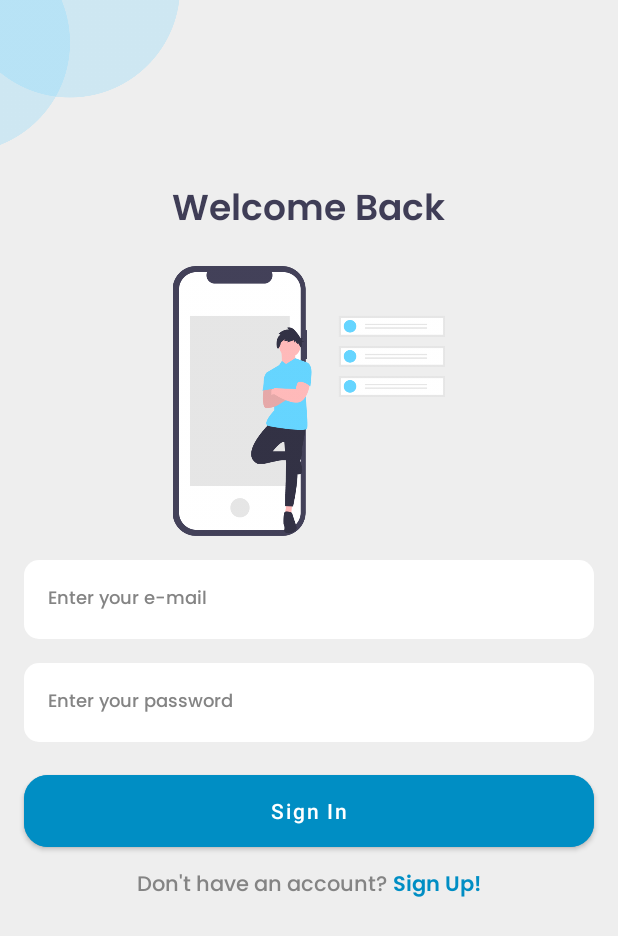
After one commit to HariAgus/StoryApp1-Submission, an Android app: the LoginActivity screen opened directly, with no data from a screen before it, on a phone screen of 412 x 824 dp. The commit adds this screen. Shown: the top 936 px of the screen. Run offline under Robolectric (Android 15) with nearby library versions, the phone set to English and light mode, and no system bars.

Commit message:
Create login screen and item list story

```diff
--- a/app/src/main/AndroidManifest.xml
+++ b/app/src/main/AndroidManifest.xml
@@ -14,6 +14,9 @@
         android:theme="@style/Theme.StoryApp"
         tools:targetApi="31">
         <activity
+            android:name=".LoginActivity"
+            android:exported="false" />
+        <activity
             android:name=".ui.splash.SplashScreenActivity"
             android:exported="true"
             android:theme="@style/Theme.SplashScreen">
@@ -26,6 +29,7 @@
         <activity
             android:name=".MainActivity"
             android:exported="true" />
+        <activity android:name=".ui.login.LoginActivity" />
     </application>
 
 </manifest>
--- /dev/null
+++ b/app/src/main/java/com/haw/storyapp/ui/login/LoginActivity.kt
@@ -0,0 +1,16 @@
+package com.haw.storyapp.ui.login
+
+import android.os.Bundle
+import androidx.appcompat.app.AppCompatActivity
+import com.haw.storyapp.databinding.ActivityLoginBinding
+
+class LoginActivity : AppCompatActivity() {
+
+    private lateinit var binding: ActivityLoginBinding
+
+    override fun onCreate(savedInstanceState: Bundle?) {
+        super.onCreate(savedInstanceState)
+        binding = ActivityLoginBinding.inflate(layoutInflater)
+        setContentView(binding.root)
+    }
+}
--- a/app/src/main/java/com/haw/storyapp/ui/splash/SplashScreenActivity.kt
+++ b/app/src/main/java/com/haw/storyapp/ui/splash/SplashScreenActivity.kt
@@ -3,8 +3,8 @@ package com.haw.storyapp.ui.splash
 import android.annotation.SuppressLint
 import android.os.Bundle
 import androidx.appcompat.app.AppCompatActivity
-import com.haw.storyapp.MainActivity
 import com.haw.storyapp.databinding.ActivitySplashScreenBinding
+import com.haw.storyapp.ui.login.LoginActivity
 import com.haw.storyapp.utils.startActivity
 
 @SuppressLint("CustomSplashScreen")
@@ -21,7 +21,7 @@ class SplashScreenActivity : AppCompatActivity() {
             alpha = 0F
             animate().setDuration(2000).alpha(1F).withEndAction {
                 binding.tvNameApp.alpha = 1F
-                startActivity<MainActivity>()
+                startActivity<LoginActivity>()
                 overridePendingTransition(android.R.anim.fade_in, android.R.anim.fade_out)
                 finish()
             }
--- /dev/null
+++ b/app/src/main/res/drawable/bg_edit_text_white.xml
@@ -0,0 +1,5 @@
+<shape xmlns:android="http://schemas.android.com/apk/res/android"
+    android:shape="rectangle">
+    <solid android:color="@color/white" />
+    <corners android:radius="10dp" />
+</shape>
--- /dev/null
+++ b/app/src/main/res/layout/activity_login.xml
@@ -0,0 +1,110 @@
+<?xml version="1.0" encoding="utf-8"?>
+<LinearLayout xmlns:android="http://schemas.android.com/apk/res/android"
+    xmlns:app="http://schemas.android.com/apk/res-auto"
+    xmlns:tools="http://schemas.android.com/tools"
+    android:layout_width="match_parent"
+    android:layout_height="match_parent"
+    android:layout_gravity="center"
+    android:background="@color/color_background"
+    android:orientation="vertical"
+    tools:context=".ui.login.LoginActivity">
+
+    <ImageView
+        android:layout_width="@dimen/dimen_220dp"
+        android:layout_height="@dimen/dimen_220dp"
+        android:layout_gravity="top"
+        android:layout_marginStart="-100dp"
+        android:layout_marginTop="-100dp"
+        android:contentDescription="@string/image_shape"
+        android:src="@drawable/shape_bg" />
+
+    <LinearLayout
+        android:layout_width="match_parent"
+        android:layout_height="wrap_content"
+        android:layout_gravity="center"
+        android:gravity="center"
+        android:orientation="vertical">
+
+        <TextView
+            android:layout_width="wrap_content"
+            android:layout_height="wrap_content"
+            android:fontFamily="@font/poppins_semi_bold"
+            android:text="@string/welcome_back"
+            android:textColor="@color/font_color_primary"
+            android:textSize="@dimen/textSize_24sp" />
+
+        <ImageView
+            android:layout_width="wrap_content"
+            android:layout_height="180dp"
+            android:layout_marginTop="@dimen/dimen_16dp"
+            android:src="@drawable/img_login" />
+
+        <EditText
+            android:layout_width="match_parent"
+            android:layout_height="wrap_content"
+            android:layout_marginStart="@dimen/dimen_16dp"
+            android:layout_marginTop="@dimen/dimen_16dp"
+            android:layout_marginEnd="@dimen/dimen_16dp"
+            android:background="@drawable/bg_edit_text_white"
+            android:fontFamily="@font/poppins_medium"
+            android:hint="Enter your e-mail"
+            android:inputType="textEmailAddress"
+            android:padding="@dimen/dimen_16dp"
+            android:textColor="@color/font_color_primary"
+            android:textColorHint="@color/font_color_second"
+            android:textSize="12sp" />
+
+        <EditText
+            android:layout_width="match_parent"
+            android:layout_height="wrap_content"
+            android:layout_marginStart="@dimen/dimen_16dp"
+            android:layout_marginTop="@dimen/dimen_16dp"
+            android:layout_marginEnd="@dimen/dimen_16dp"
+            android:background="@drawable/bg_edit_text_white"
+            android:fontFamily="@font/poppins_medium"
+            android:hint="Enter your password"
+            android:inputType="textEmailAddress"
+            android:padding="@dimen/dimen_16dp"
+            android:textColor="@color/font_color_primary"
+            android:textColorHint="@color/font_color_second"
+            android:textSize="12sp" />
+
+        <com.google.android.material.button.MaterialButton
+            android:layout_width="match_parent"
+            android:layout_height="60dp"
+            android:layout_marginStart="@dimen/dimen_16dp"
+            android:layout_marginTop="@dimen/dimen_16dp"
+            android:layout_marginEnd="@dimen/dimen_16dp"
+            android:backgroundTint="@color/color_fourth"
+            android:text="@string/sign_in"
+            android:textAllCaps="false"
+            app:cornerRadius="@dimen/dimen_16dp" />
+
+        <LinearLayout
+            android:layout_width="wrap_content"
+            android:layout_height="wrap_content"
+            android:orientation="horizontal">
+
+            <TextView
+                android:layout_width="wrap_content"
+                android:layout_height="wrap_content"
+                android:layout_marginTop="@dimen/dimen_8dp"
+                android:fontFamily="@font/poppins_medium"
+                android:text="Don't have an account?"
+                android:textColor="@color/font_color_second" />
+
+            <TextView
+                android:layout_width="wrap_content"
+                android:layout_height="wrap_content"
+                android:layout_marginStart="4dp"
+                android:layout_marginTop="@dimen/dimen_8dp"
+                android:fontFamily="@font/poppins_semi_bold"
+                android:text="@string/sign_up"
+                android:textColor="@color/color_fourth" />
+
+        </LinearLayout>
+
+    </LinearLayout>
+
+
+</LinearLayout>
--- a/app/src/main/res/values/dimens.xml
+++ b/app/src/main/res/values/dimens.xml
@@ -1,10 +1,16 @@
 <?xml version="1.0" encoding="utf-8"?>
 <resources>
+    <dimen name="dimen_6dp">6dp</dimen>
+    <dimen name="dimen_8dp">8dp</dimen>
+    <dimen name="dimen_10dp">10dp</dimen>
+    <dimen name="dimen_16dp">16dp</dimen>
+    <dimen name="textSize_18sp">18sp</dimen>
+    <dimen name="textSize_24sp">24sp</dimen>
+
+    <dimen name="dimen_180dp">180dp</dimen>
+    <dimen name="dimen_220dp">220dp</dimen>
     <dimen name="width_logo_splash">280dp</dimen>
     <dimen name="height_logo_splash">260dp</dimen>
 
-    <dimen name="dimen_16dp">16dp</dimen>
 
-
-    <dimen name="textSize_24sp">24sp</dimen>
 </resources>
--- a/app/src/main/res/values/strings.xml
+++ b/app/src/main/res/values/strings.xml
@@ -1,4 +1,11 @@
 <resources>
     <string name="app_name">Jiwangga</string>
     <string name="splash_screen">Splash Screen</string>
+
+
+    <string name="image_shape">Image Shape</string>
+    <string name="welcome_back">Welcome Back</string>
+    <string name="image_story">Image Story</string>
+    <string name="sign_up">Sign Up!</string>
+    <string name="sign_in">Sign In</string>
 </resources>
--- a/app/src/main/res/values/themes.xml
+++ b/app/src/main/res/values/themes.xml
@@ -1,9 +1,9 @@
 <resources>
     <!-- Base application theme. -->
-    <style name="Theme.StoryApp" parent="Theme.MaterialComponents.DayNight.DarkActionBar">
+    <style name="Theme.StoryApp" parent="Theme.MaterialComponents.DayNight.NoActionBar">
         <!-- Primary brand color. -->
         <item name="colorPrimary">@color/purple_500</item>
-        <item name="colorPrimaryVariant">@color/purple_700</item>
+        <item name="colorPrimaryVariant">@color/color_gray</item>
         <item name="colorOnPrimary">@color/white</item>
         <!-- Secondary brand color. -->
         <item name="colorSecondary">@color/teal_200</item>
```
Also changed, not shown: app/src/main/res/layout/item_list_story.xml (added, +51 -0 lines), app/src/main/res/drawable/img_login.png (added).
